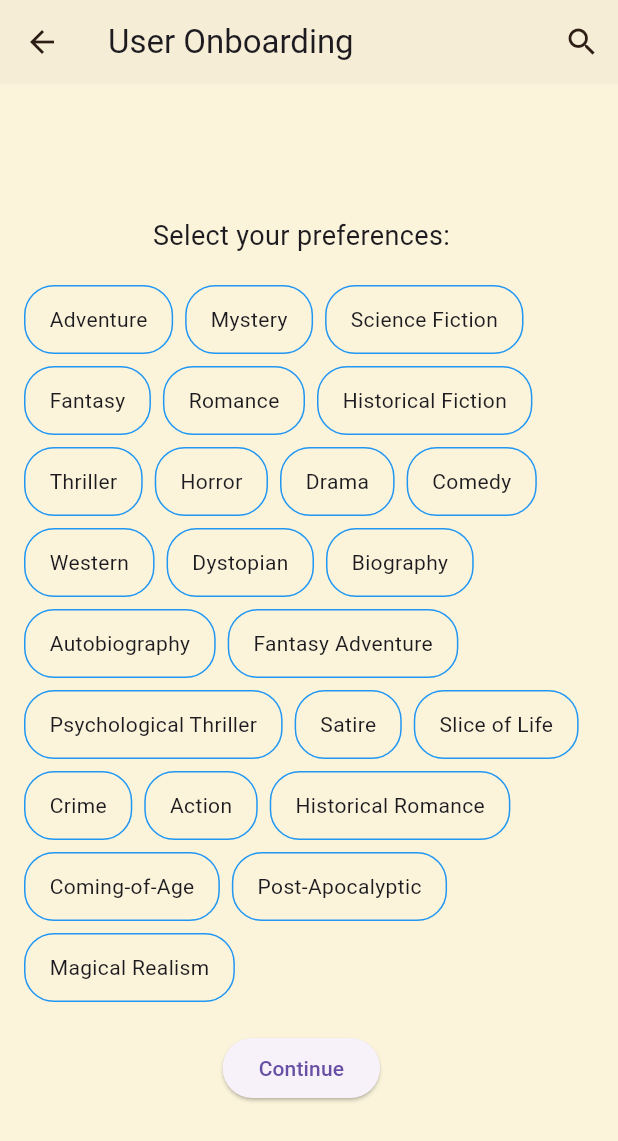
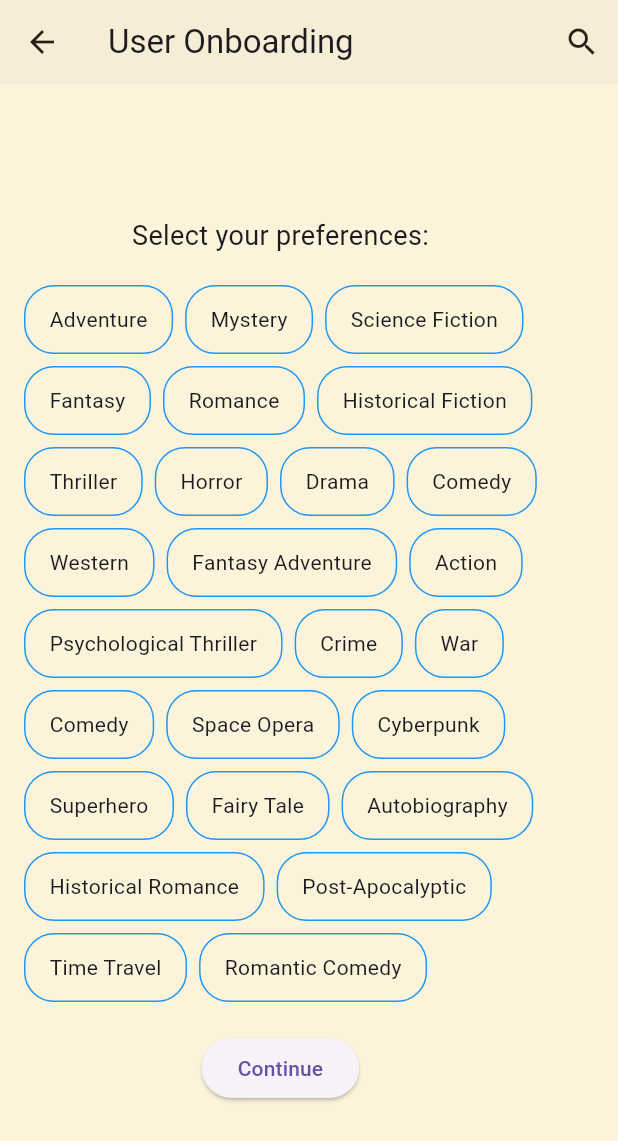
Before and after one commit to vyshnavsreeshan/storyai, a Flutter app: the OnboardingScreen screen opened by its route, on a phone screen of 412 x 824 dp. Shown: the top 1141 px of the screen. Run offline on Flutter 3.47's test engine with Material 3 defaults, Android fonts, the phone set to English and light mode, and no system bars; our stand-ins replace animated_text_kit, cloud_firestore, firebase_auth, firebase_core, firebase_storage, flutter_tts and 5 more; missing offline and left inert: maps_launcher; accounts and stored records are empty; network calls fail.

```diff
--- a/lib/screens/onBoarding/user_onboarding.dart
+++ b/lib/screens/onBoarding/user_onboarding.dart
@@ -27,37 +27,50 @@ class _OnboardingScreenState extends State<OnboardingScreen> {
   'Drama',
   'Comedy',
   'Western',
-    'Dystopian',
-    'Biography',
-    'Autobiography',
   'Fantasy Adventure',
+  'Action',
   'Psychological Thriller',
-    'Satire',
-    'Slice of Life',
   'Crime',
-    'Action',
-    'Historical Romance',
-    'Coming-of-Age',
-    'Post-Apocalyptic',
-    'Magical Realism',
-    'Alternate History',
+  'War',
+  'Comedy',
   'Space Opera',
   'Cyberpunk',
-    'Urban Fantasy',
-    'Paranormal',
+  'Superhero',
+  'Fairy Tale',
+  'Autobiography',
+  'Historical Romance',
+  'Post-Apocalyptic',
+  'Time Travel',
+  'Romantic Comedy',
+  'Alien Invasion',
+  'Travelogue',
+  'Medical Thriller',
+  'Magical Realism',
+  'Mythology',
+  'Biography',
+  'Social Commentary',
   'Gothic',
-    'Superhero',
-    'War',
   'Political Fiction',
   'Family Saga',
-    'Mythology',
-    'Fairy Tale',
-    'Social Commentary',
   'Legal Drama',
+  'Urban Fantasy',
   'Humor Satire',
   'Domestic Noir',
+  'Paranormal',
+  'Techno-Thriller',
+  'Adventure Comedy',
+  'Space Western',
+  'Military Fiction',
+  'Alternate Reality',
+  'Religious Fiction',
+  'Philosophical Fiction',
+  'Hard Science Fiction',
+  'Soft Science Fiction',
+  'Military Science Fiction',
+  'Futuristic Fiction',
 ];
-  int maxDisplayedGenres = 24; // Set the maximum number of displayed genres
+
+  int maxDisplayedGenres = 26; // Set the maximum number of displayed genres
 
   String? searchText;
 
```
Lines whose indentation alone changed are shown as unchanged.
